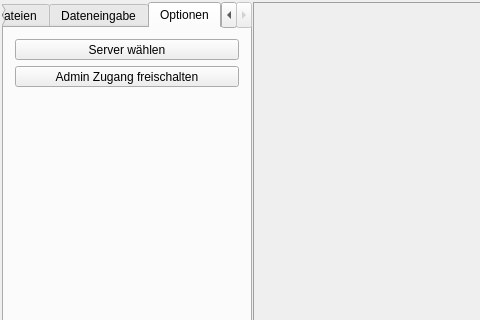
Above: census-tool/ui/mainwindow.ui from ifaoe/daisi-gui before the change; both pictures show x 0 to 480 and y 0 to 320 of the 1248 by 805 pixel window. Below: the same form after it.
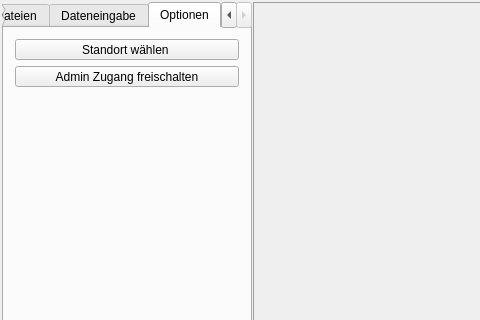
That is the form after the change. The open tabs and pages were chosen to show the change. Icons and pictures are not drawn.

Commit message: changed census tool master server settings

```diff
--- a/census-tool/ui/mainwindow.ui
+++ b/census-tool/ui/mainwindow.ui
@@ -810,7 +810,7 @@
                  </sizepolicy>
                 </property>
                 <property name="text">
-                 <string>Server wählen</string>
+                 <string>Standort wählen </string>
                 </property>
                 <property name="icon">
                  <iconset theme="server-database">
```
Left out of the diff: 36 changed lines with no effect on the pictures. The commit also changes 46 other files.
